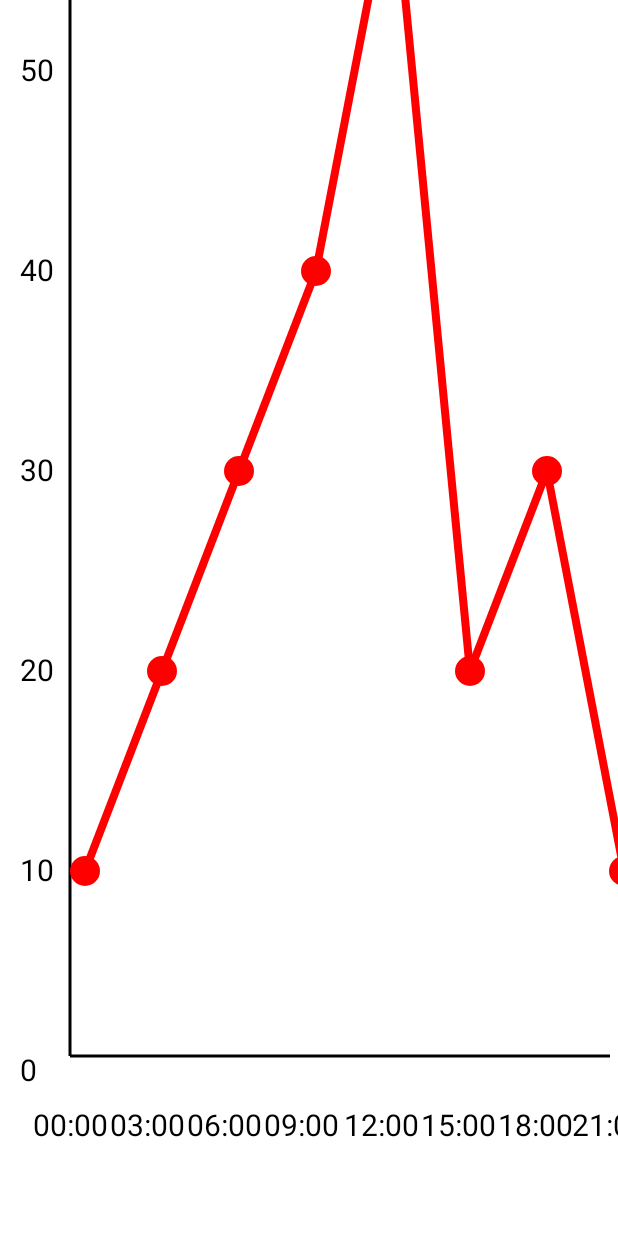
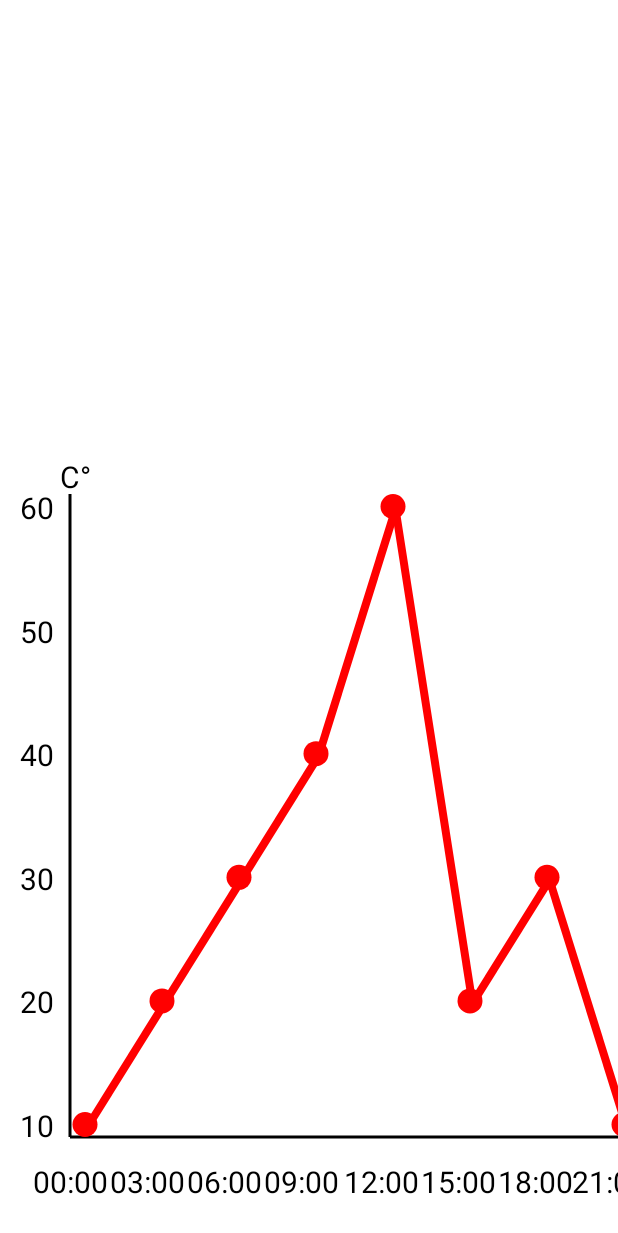
Before and after one commit to FellnerThomas/WeatherApp, an Android app: the ChartActivity screen opened directly, with no data from a screen before it, on a phone screen of 412 x 824 dp. Shown: the top 1233 px of the screen. Run offline under Robolectric (Android 15) with nearby library versions, the light colour scheme and no system bars; plain views replace LineChartView.

Commit message:
Updated ChartActivity

```diff
--- a/app/src/main/AndroidManifest.xml
+++ b/app/src/main/AndroidManifest.xml
@@ -20,8 +20,7 @@
 
         <activity
             android:label="@string/app_name"
-            android:name=".ChartActivity"
-            android:screenOrientation="portrait"/>
+            android:name=".ChartActivity"/>
 
     </application>
 
--- a/app/src/main/java/fellner/example/fellner/weatherapp/ChartActivity.java
+++ b/app/src/main/java/fellner/example/fellner/weatherapp/ChartActivity.java
@@ -72,31 +72,32 @@ public class ChartActivity extends Activity{
             achsen.setColor(Color.BLACK);
             achsen.setStrokeWidth(3);
 
-            canvas.drawLine(70, height - 180, width*7/8 + 70, height - 180,achsen); //x Achse
-            canvas.drawLine(70, height - 180, 70, height - this.getMax()*20-180,achsen); //y Achse
+            float minHeight = this.getMin()*height/100;
 
-            for(int i = 0; i <= this.getMax(); i+=10){
-                canvas.drawText(i+"", 20, height - i * 20 - 155, text);
+            canvas.drawLine(70, 9*height/10+25, width*7/8 + 85 , 9*height/10+25,achsen); //x Achse
+            canvas.drawLine(70, 9*height/10+25, 70, 9*height/10 - this.getMax()*height/100 + minHeight,achsen); //y Achse
+
+            for(float i = this.getMin(); i <= this.getMax(); i+=10){
+                canvas.drawText((int)i+"", 20, 9*height/10 - i * height/100 + 25 + minHeight, text);
             }
-
+            canvas.drawText("C°", 60, 9*height/10 - (this.getMax()+2.5f) * height/100 + 25 + minHeight, text);
+            float lastX = 0;
+            float lastY = 0;
             for (int i = 0; i < temperaturen.length; i++){
-                float left = (width/8)*i+70;
-                float top = height - temperaturen[i] * 20 - 180;
-                float right = left+30;
-                float bottom = top+30;
+                float left = (width/8)*i+72.5f;
+                float top = 9*height/10 - temperaturen[i] * height/100 + minHeight;
+                float right = left+25;
+                float bottom = top+25;
                 canvas.drawOval(new RectF(left,top,right,bottom),paintOval);
                 if(i!=0){
-                    float lastX = (width/8)*(i-1)+85;
-                    float lastY = height - temperaturen[(i-1)] * 20 - 165;
-                    float thisX = (width/8)*i+85;
-                    float thisY = height - temperaturen[i] * 20 - 165;
-                    canvas.drawLine(lastX,lastY,thisX,thisY,paintLine);
+                    canvas.drawLine(lastX,lastY,left+15,top+15,paintLine);
                 }
-
+                lastX = left+15;
+                lastY = top+15;
                 Rect bounds = new Rect();
                 text.getTextBounds(uhrzeit[i], 0, 1, bounds);
 
-                canvas.drawText(uhrzeit[i], (width / 8) * i + 40 - bounds.width()/2, height - 100, text); //x Achsenbeschriftung mit der Uhrzeit
+                canvas.drawText(uhrzeit[i], (width / 8) * i + 40 - bounds.width()/2, height - height/10 + 80, text); //x Achsenbeschriftung mit der Uhrzeit
 
             }
         }
@@ -110,5 +111,15 @@ public class ChartActivity extends Activity{
             }
             return max;
         }
+
+        public float getMin(){
+            float min = temperaturen[0];
+            for(int i = 1; i < temperaturen.length; i++){
+                if(temperaturen[i] < min){
+                    min = temperaturen[i];
+                }
+            }
+            return min;
+        }
     }
 }
--- a/app/src/main/res/layout/activity_chart.xml
+++ b/app/src/main/res/layout/activity_chart.xml
@@ -3,24 +3,4 @@
     android:orientation="vertical" android:layout_width="fill_parent"
     android:layout_height="fill_parent" android:background="#fff" android:id="@+id/chartView">
 
-    <!--<com.db.chart.view.LineChartView
-        xmlns:chart="http://schemas.android.com/apk/res-auto"
-        android:id="@+id/wetterChart"
-        android:layout_width="wrap_content"
-        android:layout_height="wrap_content"
-        android:layout_marginLeft="7dp"
-        android:layout_marginRight="7dp"
-        android:paddingTop="10dp"
-        android:paddingBottom="10dp"
-        android:paddingLeft="10dp"
-        android:paddingRight="10dp"
-        chart:chart_axisColor="#ffaabb"
-        chart:chart_labelColor="#aabbff"
-        chart:chart_axisBorderSpacing="0dp"
-        chart:chart_typeface="Roboto-Regular.ttf"
-        android:layout_alignParentBottom="true"
-        android:layout_centerHorizontal="true"
-        android:layout_marginBottom="43dp">
-    </com.db.chart.view.LineChartView>-->
-
 </RelativeLayout>
```
